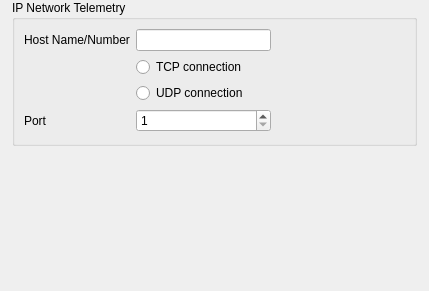
openpilot/OpenPilot, file ground/openpilotgcs/src/plugins/ipconnection/ipconnectionoptionspage.ui: the form before one commit.
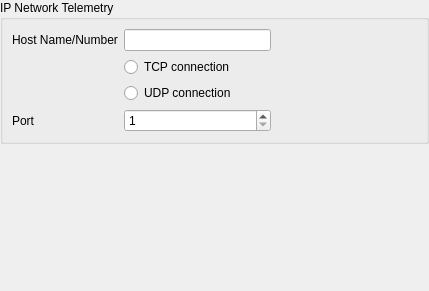
The form after the commit.

Commit message: OP-833 gcs options dialog polishing: - zeroed margin of top level widget - chnaged size policy of scrollArea from Expanding to Minimum to get a   tighter fit

Patch:
```diff
--- a/ground/openpilotgcs/src/plugins/ipconnection/ipconnectionoptionspage.ui
+++ b/ground/openpilotgcs/src/plugins/ipconnection/ipconnectionoptionspage.ui
@@ -14,20 +14,17 @@
    <string>Form</string>
   </property>
   <layout class="QVBoxLayout" name="verticalLayout">
-   <property name="leftMargin">
-    <number>12</number>
-   </property>
-   <property name="topMargin">
-    <number>0</number>
-   </property>
-   <property name="rightMargin">
-    <number>12</number>
-   </property>
-   <property name="bottomMargin">
+   <property name="margin">
     <number>0</number>
    </property>
    <item>
     <widget class="QScrollArea" name="scrollArea">
+     <property name="sizePolicy">
+      <sizepolicy hsizetype="Expanding" vsizetype="Minimum">
+       <horstretch>0</horstretch>
+       <verstretch>0</verstretch>
+      </sizepolicy>
+     </property>
      <property name="frameShape">
       <enum>QFrame::NoFrame</enum>
      </property>
@@ -42,8 +39,8 @@
        <rect>
         <x>0</x>
         <y>0</y>
-        <width>390</width>
-        <height>154</height>
+        <width>429</width>
+        <height>125</height>
        </rect>
       </property>
       <layout class="QGridLayout" name="gridLayout">
```
